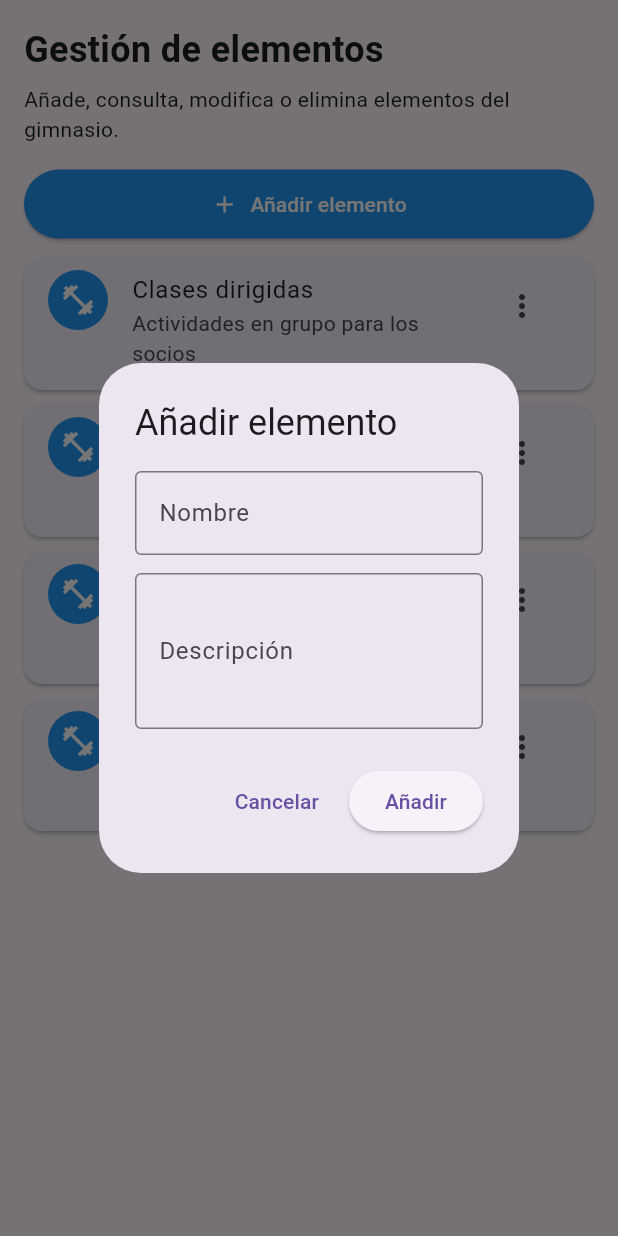
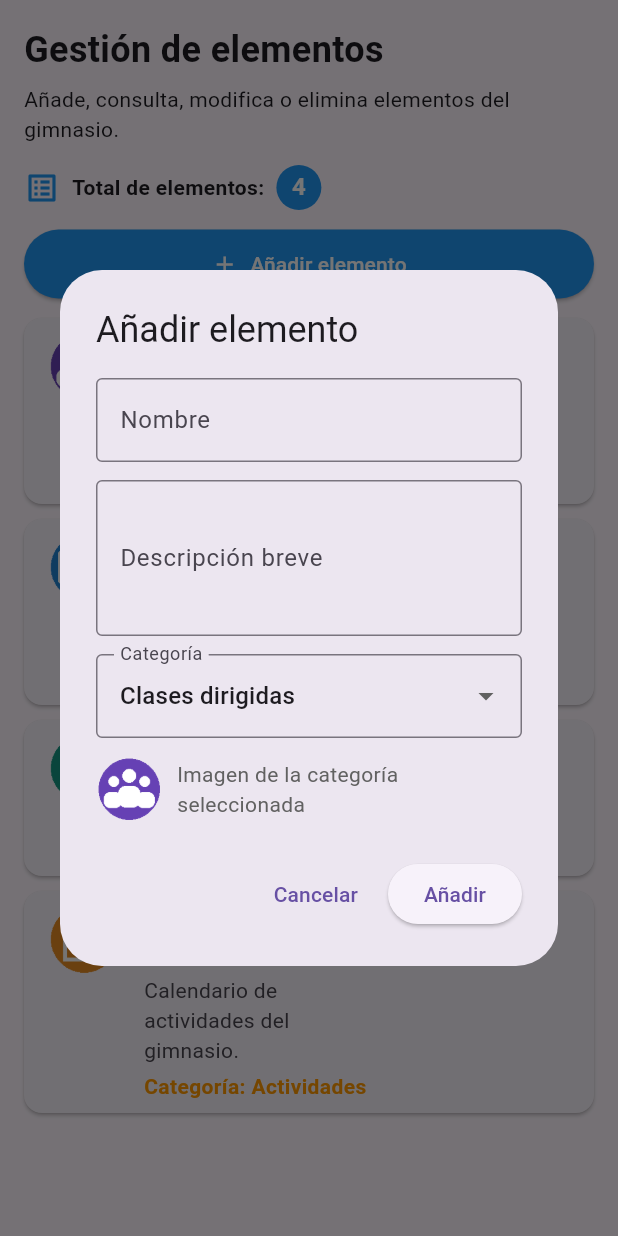
Before and after one commit to Pituna/Tarea-Adri, a Flutter app: the CrudScreen widget shown alone on an empty page, opened directly, after a tap on "Añadir elemento", on a phone screen of 412 x 824 dp. Run offline on Flutter 3.47's test engine with Material 3 defaults, Android fonts, the phone set to English and light mode, and no system bars; our stand-ins replace go_router, qr_flutter.

Commit message:
crud_final

```diff
--- a/analysis_options.yaml
+++ b/analysis_options.yaml
@@ -7,3 +7,8 @@ analyzer:
     - ios/**
     - web/**
     - windows/**
+    - macos/**
+    - linux/**¡
+
+formatter:
+  page_width: 120
--- a/lib/crud_screen.dart
+++ b/lib/crud_screen.dart
@@ -8,25 +8,83 @@ class CrudScreen extends StatefulWidget {
 }
 
 class _CrudScreenState extends State<CrudScreen> {
+  static const List<String> _categorias = [
+    'Clases dirigidas',
+    'Máquinas y zonas',
+    'Entrenadores',
+    'Actividades',
+  ];
+
   final List<Map<String, String>> _elementos = [
-    {'nombre': 'Clases dirigidas', 'descripcion': 'Actividades en grupo para los socios'},
-    {'nombre': 'Máquinas y zonas', 'descripcion': 'Equipamiento disponible en el gimnasio'},
-    {'nombre': 'Entrenadores', 'descripcion': 'Personal que ayuda a los usuarios'},
-    {'nombre': 'Actividades y horarios', 'descripcion': 'Calendario de actividades del gimnasio'},
+    {
+      'nombre': 'Clases dirigidas',
+      'descripcion': 'Actividades en grupo para los socios.',
+      'categoria': 'Clases dirigidas',
+    },
+    {
+      'nombre': 'Máquinas y zonas',
+      'descripcion': 'Equipamiento disponible en el gimnasio.',
+      'categoria': 'Máquinas y zonas',
+    },
+    {
+      'nombre': 'Entrenadores',
+      'descripcion': 'Personal que ayuda a los usuarios.',
+      'categoria': 'Entrenadores',
+    },
+    {
+      'nombre': 'Actividades y horarios',
+      'descripcion': 'Calendario de actividades del gimnasio.',
+      'categoria': 'Actividades',
+    },
   ];
+
+  Color _colorCategoria(String? categoria) {
+    switch (categoria) {
+      case 'Clases dirigidas':
+        return Colors.deepPurple;
+      case 'Máquinas y zonas':
+        return Colors.blue;
+      case 'Entrenadores':
+        return Colors.teal;
+      case 'Actividades':
+        return Colors.orange;
+      default:
+        return Colors.grey;
+    }
+  }
+
+
+  String _imagenCategoria(String? categoria) {
+    switch (categoria) {
+      case 'Clases dirigidas':
+        return 'assets/images/categoria_clases.png';
+      case 'Máquinas y zonas':
+        return 'assets/images/categoria_maquinas.png';
+      case 'Entrenadores':
+        return 'assets/images/categoria_entrenadores.png';
+      case 'Actividades':
+        return 'assets/images/categoria_actividades.png';
+      default:
+        return 'assets/images/categoria_actividades.png';
+    }
+  }
 
   Future<void> _mostrarFormulario({int? indice}) async {
     final esEdicion = indice != null;
+    final elementoActual = esEdicion ? _elementos[indice] : null;
     final nombreController = TextEditingController(
-      text: esEdicion ? _elementos[indice]['nombre'] : '',
+      text: elementoActual?['nombre'] ?? '',
     );
     final descripcionController = TextEditingController(
-      text: esEdicion ? _elementos[indice]['descripcion'] : '',
+      text: elementoActual?['descripcion'] ?? '',
     );
+    String categoriaSeleccionada =
+        elementoActual?['categoria'] ?? _categorias.first;
 
     final resultado = await showDialog<Map<String, String>>(
       context: context,
-      builder: (context) => AlertDialog(
+      builder: (dialogContext) => StatefulBuilder(
+        builder: (context, actualizarDialogo) => AlertDialog(
           title: Text(esEdicion ? 'Editar elemento' : 'Añadir elemento'),
           content: SingleChildScrollView(
             child: Column(
@@ -44,45 +102,92 @@ class _CrudScreenState extends State<CrudScreen> {
                 TextField(
                   controller: descripcionController,
                   decoration: const InputDecoration(
-                  labelText: 'Descripción',
+                    labelText: 'Descripción breve',
                     border: OutlineInputBorder(),
                   ),
                   maxLines: 3,
                   textCapitalization: TextCapitalization.sentences,
+                ),
+                const SizedBox(height: 12),
+                DropdownButtonFormField<String>(
+                  value: categoriaSeleccionada,
+                  decoration: const InputDecoration(
+                    labelText: 'Categoría',
+                    border: OutlineInputBorder(),
+                  ),
+                  items: _categorias.map((categoria) {
+                    return DropdownMenuItem<String>(
+                      value: categoria,
+                      child: Text(categoria),
+                    );
+                  }).toList(),
+                  onChanged: (valor) {
+                    if (valor != null) {
+                      actualizarDialogo(() {
+                        categoriaSeleccionada = valor;
+                      });
+                    }
+                  },
+                ),
+                const SizedBox(height: 12),
+                Row(
+                  children: [
+                    ClipOval(
+                      child: Image.asset(
+                        _imagenCategoria(categoriaSeleccionada),
+                        width: 44,
+                        height: 44,
+                        fit: BoxFit.cover,
+                      ),
+                    ),
+                    const SizedBox(width: 10),
+                    Expanded(
+                      child: Text(
+                        'Imagen de la categoría seleccionada',
+                        style: TextStyle(color: Colors.grey[700]),
+                      ),
+                    ),
+                  ],
                 ),
               ],
             ),
           ),
           actions: [
             TextButton(
-            onPressed: () => Navigator.pop(context),
+              onPressed: () => Navigator.pop(dialogContext),
               child: const Text('Cancelar'),
             ),
             ElevatedButton(
               onPressed: () {
                 final nombre = nombreController.text.trim();
                 final descripcion = descripcionController.text.trim();
+
                 if (nombre.isEmpty || descripcion.isEmpty) {
                   ScaffoldMessenger.of(context).showSnackBar(
-                  const SnackBar(content: Text('Rellena el nombre y la descripción')),
+                    const SnackBar(
+                      content: Text('Rellena el nombre y la descripción'),
+                    ),
                   );
                   return;
                 }
-              Navigator.pop(context, {
+
+                Navigator.pop(dialogContext, {
                   'nombre': nombre,
                   'descripcion': descripcion,
+                  'categoria': categoriaSeleccionada,
                 });
               },
               child: Text(esEdicion ? 'Guardar' : 'Añadir'),
             ),
           ],
         ),
+      ),
     );
 
     nombreController.dispose();
     descripcionController.dispose();
 
-    if (resultado == null) return;
+    if (resultado == null || !mounted) return;
 
     setState(() {
       if (esEdicion) {
@@ -96,30 +201,31 @@ class _CrudScreenState extends State<CrudScreen> {
   Future<void> _eliminarElemento(int indice) async {
     final confirmar = await showDialog<bool>(
       context: context,
-      builder: (context) => AlertDialog(
+      builder: (dialogContext) => AlertDialog(
         title: const Text('Eliminar elemento'),
         content: Text('¿Quieres eliminar "${_elementos[indice]['nombre']}"?'),
         actions: [
           TextButton(
-            onPressed: () => Navigator.pop(context, false),
+            onPressed: () => Navigator.pop(dialogContext, false),
             child: const Text('Cancelar'),
           ),
           ElevatedButton(
-            onPressed: () => Navigator.pop(context, true),
-            style: ElevatedButton.styleFrom(backgroundColor: Colors.red),
+            onPressed: () => Navigator.pop(dialogContext, true),
+            style: ElevatedButton.styleFrom(
+              backgroundColor: Colors.red,
+              foregroundColor: Colors.white,
+            ),
             child: const Text('Eliminar'),
           ),
         ],
       ),
     );
 
-    if (confirmar == true) {
+    if (confirmar == true && mounted) {
       setState(() => _elementos.removeAt(indice));
-      if (mounted) {
       ScaffoldMessenger.of(context).showSnackBar(
         const SnackBar(content: Text('Elemento eliminado')),
       );
-      }
     }
   }
 
@@ -135,8 +241,33 @@ class _CrudScreenState extends State<CrudScreen> {
             style: TextStyle(fontSize: 24, fontWeight: FontWeight.bold),
           ),
           const SizedBox(height: 6),
-          const Text('Añade, consulta, modifica o elimina elementos del gimnasio.'),
-          const SizedBox(height: 16),
+          const Text(
+            'Añade, consulta, modifica o elimina elementos del gimnasio.',
+          ),
+          const SizedBox(height: 14),
+          Row(
+            children: [
+              const Icon(Icons.list_alt, color: Colors.blue),
+              const SizedBox(width: 8),
+              const Text(
+                'Total de elementos:',
+                style: TextStyle(fontWeight: FontWeight.w600),
+              ),
+              const SizedBox(width: 8),
+              CircleAvatar(
+                radius: 15,
+                backgroundColor: Colors.blue,
+                child: Text(
+                  '${_elementos.length}',
+                  style: const TextStyle(
+                    color: Colors.white,
+                    fontWeight: FontWeight.bold,
+                  ),
+                ),
+              ),
+            ],
+          ),
+          const SizedBox(height: 12),
           SizedBox(
             width: double.infinity,
             child: ElevatedButton.icon(
@@ -153,38 +284,60 @@ class _CrudScreenState extends State<CrudScreen> {
           const SizedBox(height: 12),
           Expanded(
             child: _elementos.isEmpty
-                ? const Center(child: Text('No hay elementos. Añade uno nuevo.'))
+                ? const Center(
+                    child: Text('No hay elementos. Añade uno nuevo.'),
+                  )
                 : ListView.builder(
                     itemCount: _elementos.length,
                     itemBuilder: (context, indice) {
                       final elemento = _elementos[indice];
+                      final categoria = elemento['categoria'];
                       return Card(
                         margin: const EdgeInsets.only(bottom: 10),
                         child: ListTile(
-                          leading: const CircleAvatar(
-                            backgroundColor: Colors.blue,
-                            foregroundColor: Colors.white,
-                            child: Icon(Icons.fitness_center),
+                          leading: ClipOval(
+                            child: Image.asset(
+                              _imagenCategoria(categoria),
+                              width: 48,
+                              height: 48,
+                              fit: BoxFit.cover,
+                            ),
                           ),
                           title: Text(elemento['nombre'] ?? ''),
-                          subtitle: Text(elemento['descripcion'] ?? ''),
+                          subtitle: Column(
+                            crossAxisAlignment: CrossAxisAlignment.start,
+                            children: [
+                              Text(elemento['descripcion'] ?? ''),
+                              const SizedBox(height: 4),
+                              Text(
+                                'Categoría: ${categoria ?? 'Sin categoría'}',
+                                style: TextStyle(
+                                  color: _colorCategoria(categoria),
+                                  fontWeight: FontWeight.w600,
+                                ),
+                              ),
+                            ],
+                          ),
                           isThreeLine: true,
-                          trailing: PopupMenuButton<String>(
-                            onSelected: (opcion) {
-                              if (opcion == 'editar') {
-                                _mostrarFormulario(indice: indice);
-                              } else if (opcion == 'eliminar') {
-                                _eliminarElemento(indice);
-                              }
-                            },
-                            itemBuilder: (context) => const [
-                              PopupMenuItem(
-                                value: 'editar',
-                                child: Text('Editar'),
+                          trailing: Row(
+                            mainAxisSize: MainAxisSize.min,
+                            children: [
+                              IconButton(
+                                tooltip: 'Editar',
+                                icon: const Icon(
+                                  Icons.edit,
+                                  color: Colors.blue,
                                 ),
-                              PopupMenuItem(
-                                value: 'eliminar',
-                                child: Text('Eliminar'),
+                                onPressed: () =>
+                                    _mostrarFormulario(indice: indice),
+                              ),
+                              IconButton(
+                                tooltip: 'Eliminar',
+                                icon: const Icon(
+                                  Icons.delete,
+                                  color: Colors.red,
+                                ),
+                                onPressed: () => _eliminarElemento(indice),
                               ),
                             ],
                           ),
```
Also changed, not shown: pubspec.yaml (+6 -2 lines), assets/images/categoria_actividades.png (added), assets/images/categoria_clases.png (added), assets/images/categoria_entrenadores.png (added), assets/images/categoria_maquinas.png (added), pubspec.lock. Lines whose indentation alone changed are shown as unchanged.
